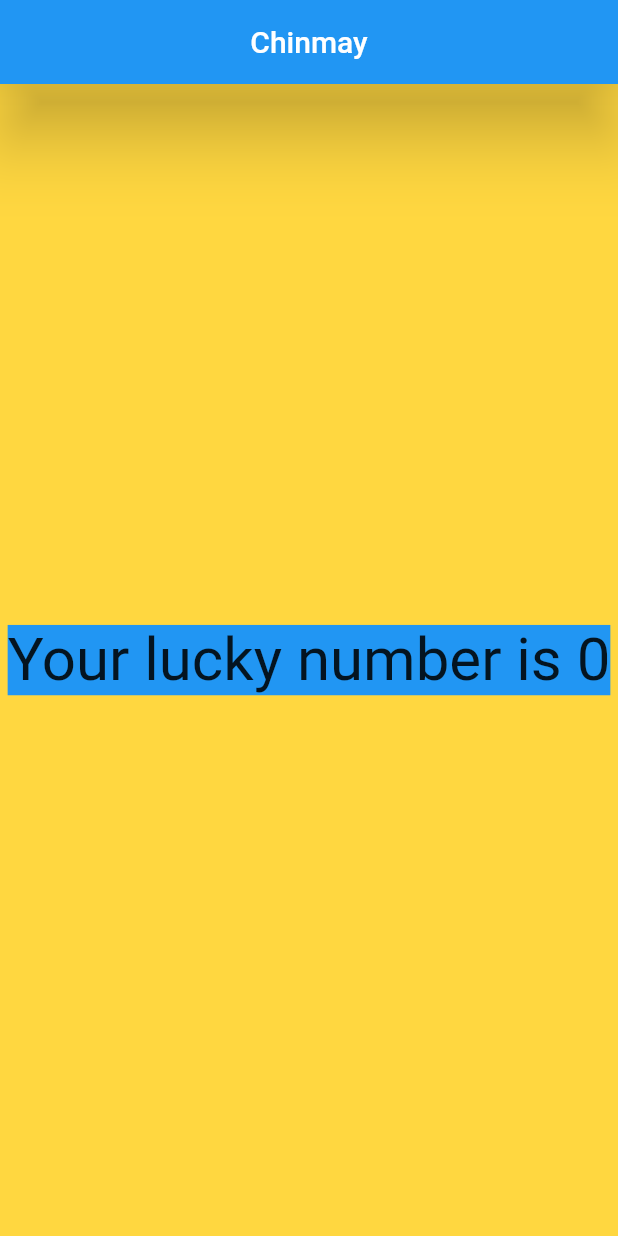
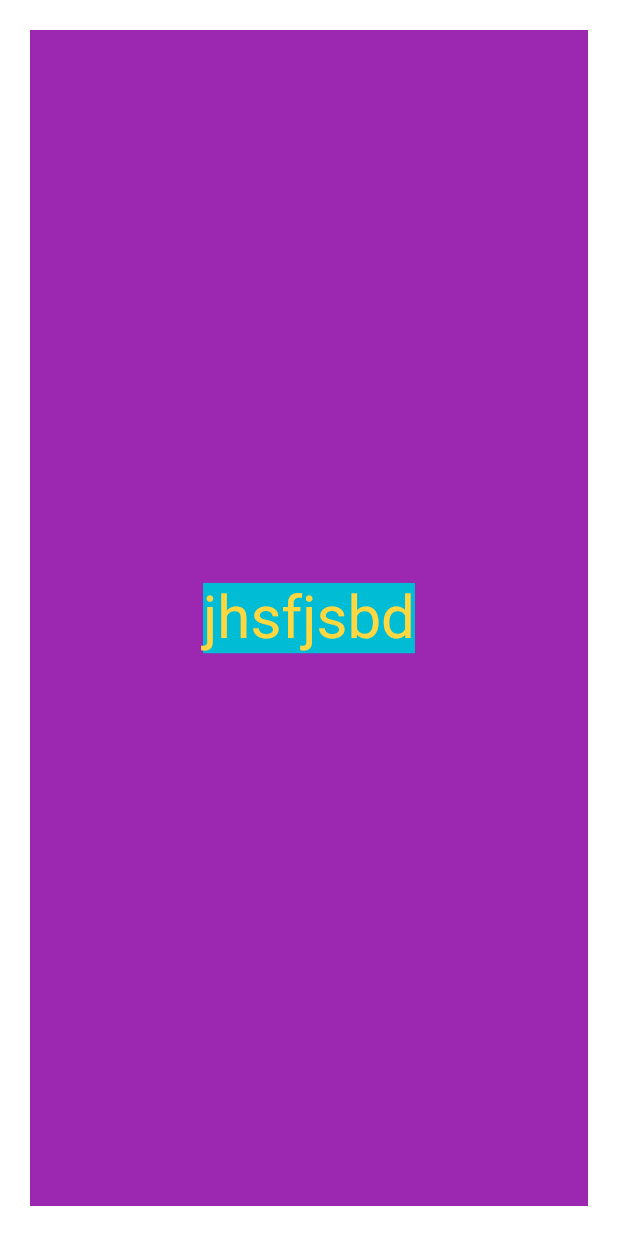
Before and after one commit to chinmaydash007/flutter_app, a Flutter app: the screen it shows after launch, on a phone screen of 412 x 824 dp. Run offline on Flutter 3.47's test engine with Material 2 defaults, Android fonts, the phone set to English and light mode, and no system bars.

Commit message:
Added fonts

```diff
--- a/lib/app_screen/first_screen.dart
+++ b/lib/app_screen/first_screen.dart
@@ -1,29 +1,25 @@
-import 'dart:math';
-
-import 'package:flutter/cupertino.dart';
 import 'package:flutter/material.dart';
 
-class FirstScreen extends StatelessWidget{
+class First_Screen extends StatelessWidget {
   @override
   Widget build(BuildContext context) {
-
-    return Material(
-      color: Colors.amberAccent,
-      child: Center(
-        child: Text(
-          generateLuckyNumber(),
-          textDirection: TextDirection.ltr,
-          style: TextStyle(backgroundColor: Colors.blue, fontSize: 40.0),
-        ),
+    // TODO: implement build
+    return Center(
+        child: Container(
+      child: Text(
+        "jhsfjsbd",
+        textDirection: TextDirection.rtl,
+        style: TextStyle(
+            decoration: TextDecoration.none,
+            fontSize: 40.0,
+            backgroundColor: Colors.cyan,
+            color: Colors.amberAccent,
+            fontFamily: "Roboto",
+            fontWeight: FontWeight.w100),
       ),
-    );
+      margin: EdgeInsets.all(20.0),
+      alignment: Alignment.center,
+      color: Colors.purple,
+    ));
   }
-
-  String generateLuckyNumber(){
-    Random random=new Random();
-
-    return "Your lucky number is ${random.nextInt(10)}";
-
-  }
-
 }
--- a/lib/main.dart
+++ b/lib/main.dart
@@ -2,32 +2,11 @@ import 'package:flutter/cupertino.dart';
 import 'package:flutter/material.dart';
 import 'package:flutter_app/app_screen/first_screen.dart';
 
-void main() {
-  runApp(MyFutterApp());
+void main(){
+  runApp(MaterialApp(
+    debugShowCheckedModeBanner: false,
+    title: "My Flutter App",
+    color: Colors.amberAccent,
+    home: First_Screen()
+  ));
 }
-
-class MyFutterApp extends StatelessWidget {
-  @override
-  Widget build(BuildContext context) {
-    return MaterialApp(
-      debugShowCheckedModeBanner: false ,
-      title: "My Flutter App",
-      home: MySomething(),
-    );
-  }
-}
-
-class MySomething extends StatelessWidget {
-  @override
-  Widget build(BuildContext context) {
-    // TODO: implement build
-    return Scaffold(
-      appBar: AppBar(
-        title: Text("Chinmay"),
-        elevation: 20.0,
-        centerTitle: true,
-      ),
-      body: FirstScreen()
-    );
-  }
-}
```
Also changed, not shown: pubspec.yaml (+10 -12 lines), fonts/Roboto-Bold.ttf (added), fonts/Roboto-Medium.ttf (added), fonts/Roboto-Regular.ttf (added), pubspec.lock.
